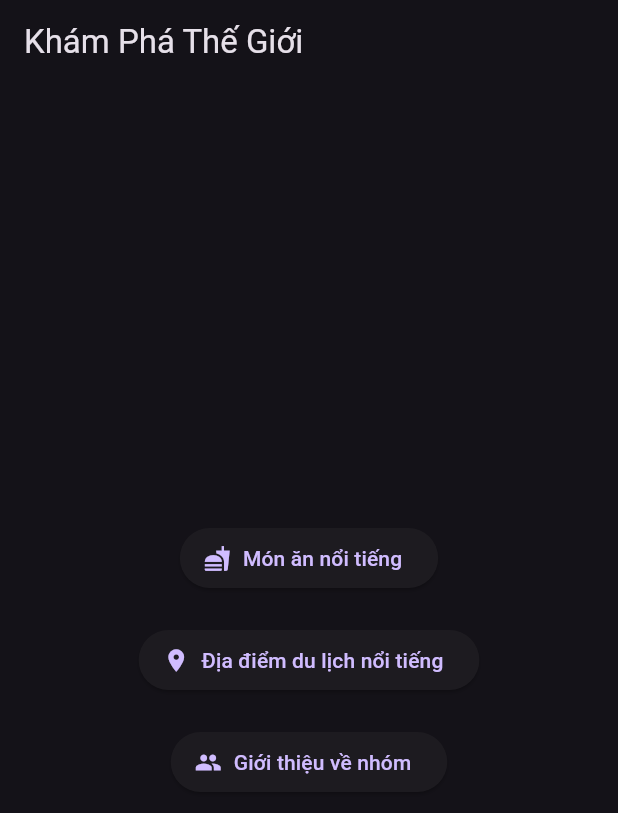
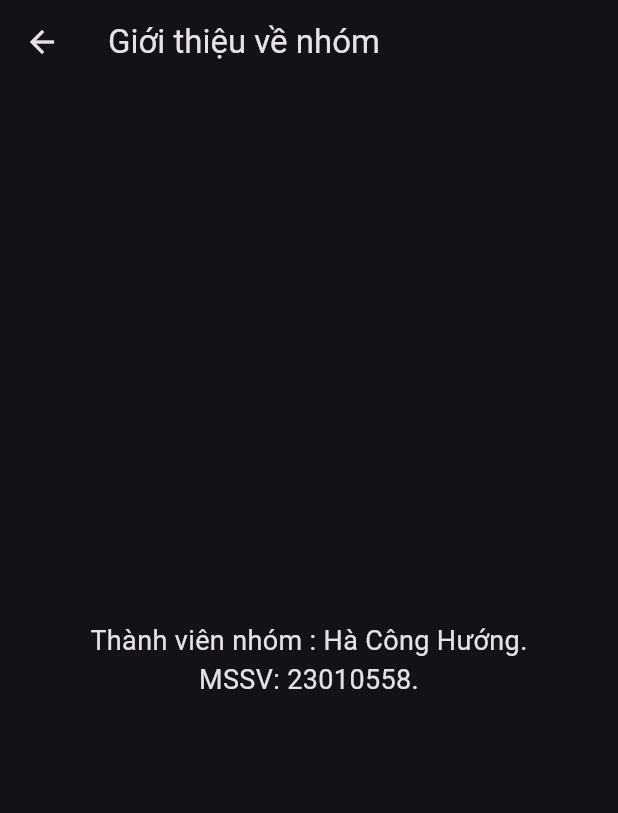
Before and after one commit to ConghaHuong/2025_LTTBDD_N04_HaCongHuong., a Flutter app: the screen it shows after launch, after a tap on "Giới thiệu về nhóm", on a phone screen of 412 x 824 dp. Shown: the top 813 px of the screen. Run offline on Flutter 3.47's test engine with Material 3 defaults, Android fonts, the phone set to English and light mode, and no system bars.

Commit message:
thêm trang giới thiệu nhóm

```diff
--- a/lib/main.dart
+++ b/lib/main.dart
@@ -75,7 +75,15 @@ class TrangChinh extends StatelessWidget {
               label: const Text(
                 'Giới thiệu về nhóm',
               ),
-              onPressed: () {},
+              onPressed: () {
+                Navigator.push(
+                  context,
+                  MaterialPageRoute(
+                    builder: (_) =>
+                        const GioiThieuNhom(),
+                  ),
+                );
+              },
             ),
           ],
         ),
@@ -496,3 +504,26 @@ class _ManHinhChiTietState
     );
   }
 }
+
+class GioiThieuNhom extends StatelessWidget {
+  const GioiThieuNhom({super.key});
+
+  @override
+  Widget build(BuildContext context) {
+    return Scaffold(
+      appBar: AppBar(
+        title: const Text('Giới thiệu về nhóm'),
+      ),
+      body: const Center(
+        child: Padding(
+          padding: EdgeInsets.all(16.0),
+          child: Text(
+            'Thành viên nhóm : Hà Công Hướng.\nMSSV: 23010558.',
+            style: TextStyle(fontSize: 18),
+            textAlign: TextAlign.center,
+          ),
+        ),
+      ),
+    );
+  }
+}
```
